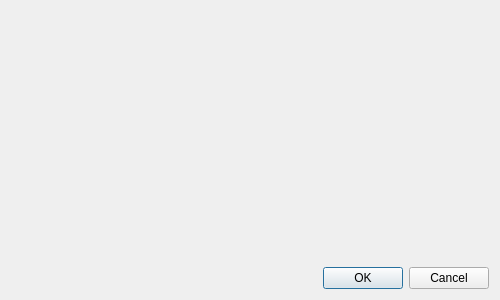
Kuszki/EW-Database, file batchdialog.ui: the form before one commit.
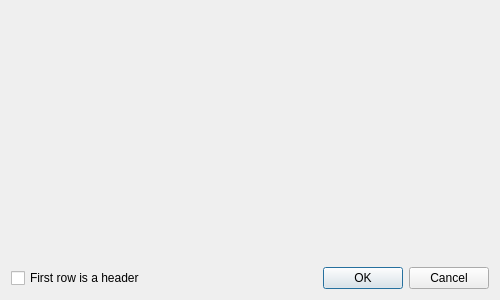
The form after the commit. Icons and pictures are not drawn.

What changed in the file:
```diff
--- a/batchdialog.ui
+++ b/batchdialog.ui
@@ -17,7 +17,24 @@
    <iconset theme="system-run"/>
   </property>
   <layout class="QGridLayout" name="gridLayout">
-   <item row="0" column="0">
+   <item row="1" column="1">
+    <widget class="QDialogButtonBox" name="buttonBox">
+     <property name="orientation">
+      <enum>Qt::Horizontal</enum>
+     </property>
+     <property name="standardButtons">
+      <set>QDialogButtonBox::Cancel|QDialogButtonBox::Ok</set>
+     </property>
+    </widget>
+   </item>
+   <item row="1" column="0">
+    <widget class="QCheckBox" name="headerCheck">
+     <property name="text">
+      <string>First row is a header</string>
+     </property>
+    </widget>
+   </item>
+   <item row="0" column="0" colspan="2">
     <widget class="QScrollArea" name="scrollArea">
      <property name="frameShape">
       <enum>QFrame::NoFrame</enum>
@@ -41,16 +58,6 @@
      </widget>
     </widget>
    </item>
-   <item row="1" column="0">
-    <widget class="QDialogButtonBox" name="buttonBox">
-     <property name="orientation">
-      <enum>Qt::Horizontal</enum>
-     </property>
-     <property name="standardButtons">
-      <set>QDialogButtonBox::Cancel|QDialogButtonBox::Ok</set>
-     </property>
-    </widget>
-   </item>
   </layout>
  </widget>
  <resources/>
```
Left out of the diff: 3 changed lines with no effect on the pictures.
